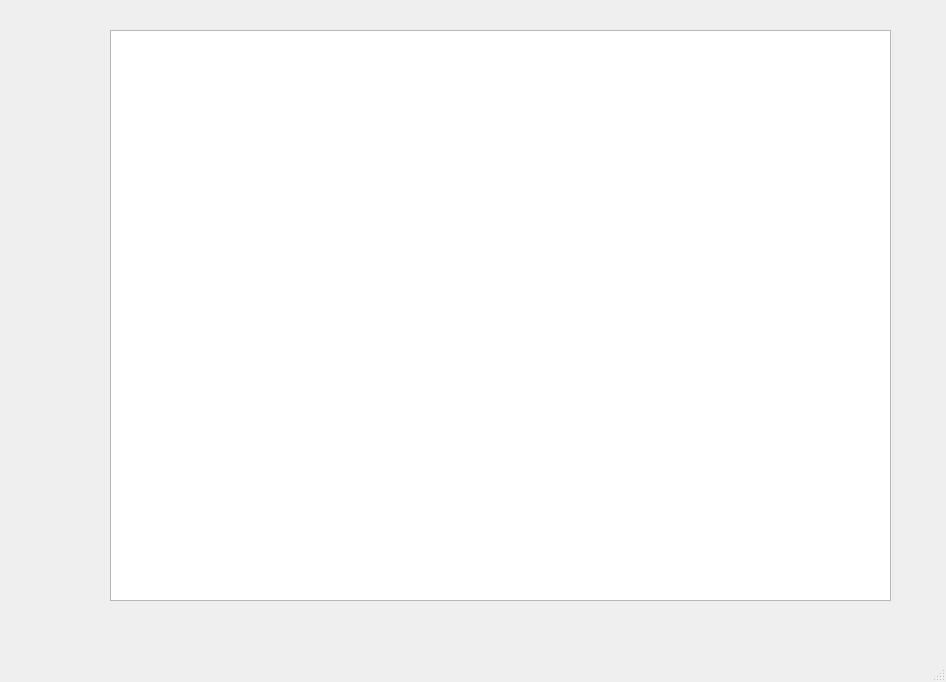
Qt form src/GUI/mainwindow.ui (GrzegorzGrudzinski/UML-Code-Generator) before a commit.
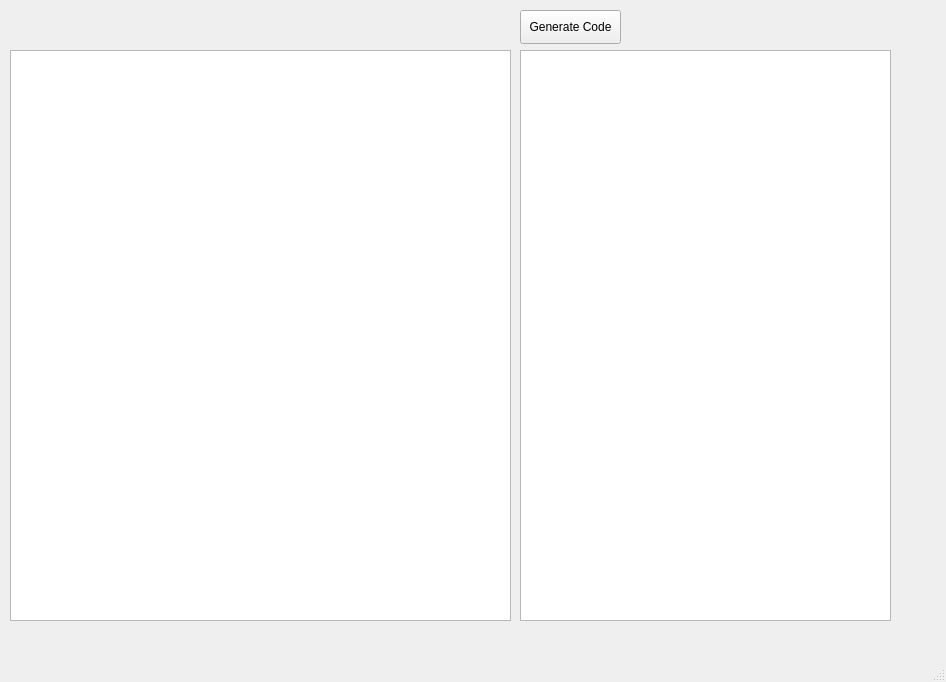
The same form after that commit.

Commit message: GUI v1: button generates code

```diff
--- a/src/GUI/mainwindow.ui
+++ b/src/GUI/mainwindow.ui
@@ -17,9 +17,9 @@
    <widget class="QPlainTextEdit" name="plainTextEdit">
     <property name="geometry">
      <rect>
-      <x>110</x>
-      <y>30</y>
-      <width>781</width>
+      <x>520</x>
+      <y>50</y>
+      <width>371</width>
       <height>571</height>
      </rect>
     </property>
@@ -27,6 +27,29 @@
      <bool>true</bool>
     </property>
    </widget>
+   <widget class="QPushButton" name="generateCodeButton">
+    <property name="geometry">
+     <rect>
+      <x>520</x>
+      <y>10</y>
+      <width>101</width>
+      <height>34</height>
+     </rect>
+    </property>
+    <property name="text">
+     <string>Generate Code</string>
+    </property>
+   </widget>
+   <widget class="QGraphicsView" name="graphicsView">
+    <property name="geometry">
+     <rect>
+      <x>10</x>
+      <y>50</y>
+      <width>501</width>
+      <height>571</height>
+     </rect>
+    </property>
+   </widget>
   </widget>
   <widget class="QMenuBar" name="menubar">
    <property name="geometry">
```
Left out of the diff: 4 changed lines with no effect on the pictures. The commit also changes 3 other files.
